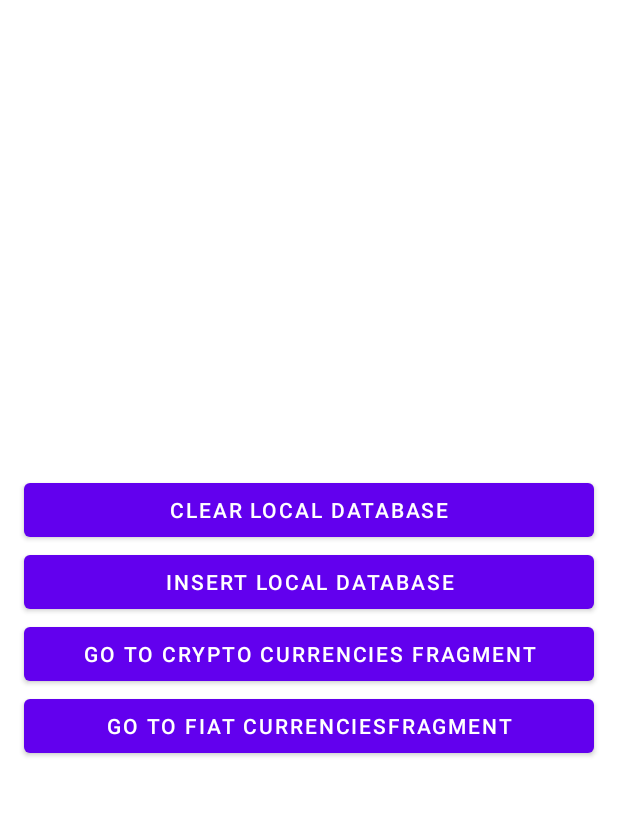
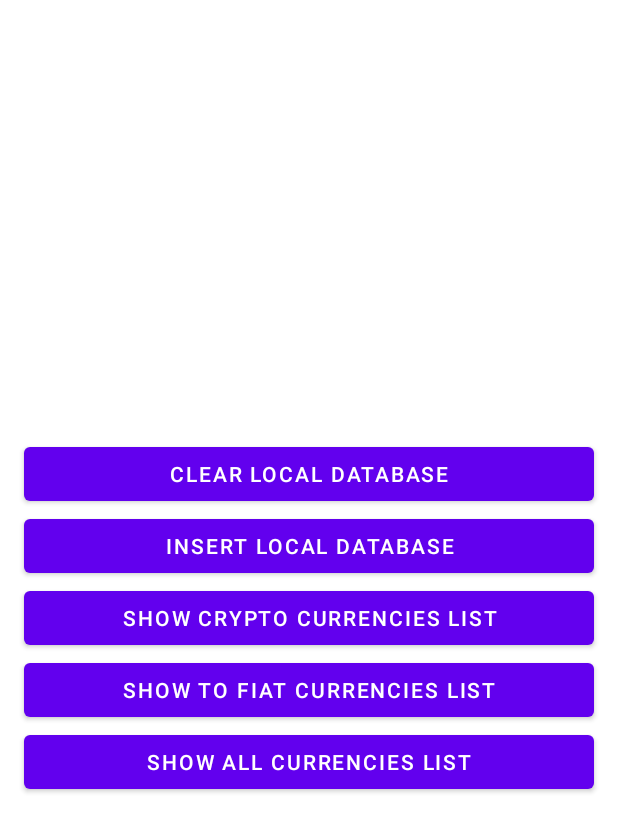
Before and after one commit to KodePositive/Currenxy, an Android app: the layout activity_demo.xml on its own in the app's theme, with its tools: preview values and no code run, on a phone screen of 412 x 824 dp. Shown: the top 832 px of the screen. Run offline under Robolectric (Android 15) with nearby library versions, the phone set to English and light mode, and no system bars.

Commit message:
- Update button implementation.

```diff
--- a/app/src/main/res/layout/activity_demo.xml
+++ b/app/src/main/res/layout/activity_demo.xml
@@ -37,14 +37,21 @@
             android:layout_width="match_parent"
             android:layout_height="wrap_content"
             android:layout_marginHorizontal="16dp"
-            android:text="Go to crypto currencies fragment" />
+            android:text="Show crypto currencies list" />
 
         <Button
             android:id="@+id/btnGotoFiatList"
             android:layout_width="match_parent"
             android:layout_height="wrap_content"
             android:layout_marginHorizontal="16dp"
-            android:text="Go to fiat currenciesfragment" />
+            android:text="Show to fiat currencies list" />
+
+        <Button
+            android:id="@+id/btnShowAllCurrencies"
+            android:layout_width="match_parent"
+            android:layout_height="wrap_content"
+            android:layout_marginHorizontal="16dp"
+            android:text="Show all currencies list" />
 
     </LinearLayout>
 
--- a/gradle/libs.versions.toml
+++ b/gradle/libs.versions.toml
@@ -1,6 +1,7 @@
 [versions]
 agp = "8.5.2"
 converterGson = "2.9.0"
+gson = "2.10.1"
 koinAndroid = "4.0.0"
 kotlin = "2.0.21"
 coreKtx = "1.15.0"
@@ -24,6 +25,7 @@ androidx-lifecycle-viewmodel-ktx = { module = "androidx.lifecycle:lifecycle-view
 androidx-room-compiler = { module = "androidx.room:room-compiler", version.ref = "roomCompiler" }
 androidx-room-ktx = { module = "androidx.room:room-ktx", version.ref = "roomCompiler" }
 converter-gson = { module = "com.squareup.retrofit2:converter-gson", version.ref = "converterGson" }
+gson = { module = "com.google.code.gson:gson", version.ref = "gson" }
 junit = { group = "junit", name = "junit", version.ref = "junit" }
 androidx-junit = { group = "androidx.test.ext", name = "junit", version.ref = "junitVersion" }
 androidx-espresso-core = { group = "androidx.test.espresso", name = "espresso-core", version.ref = "espressoCore" }
```
Also changed, not shown: app/build.gradle.kts (+10 -8 lines), app/src/main/java/com/geneus/currenxy/presentation/ui/DemoActivity.kt (+45 -0 lines), app/src/main/java/com/geneus/currenxy/util/AssetsUtil.kt (added, +19 -0 lines).
